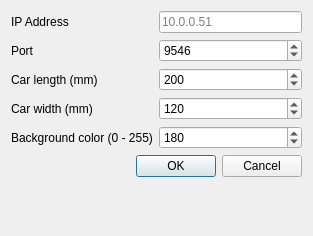
Old version of the form src/dialog_preferences.ui in the repository melegiul/adtf-remote.
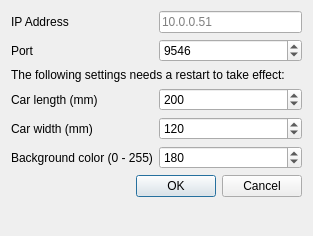
New version of the form.

Commit message: [ui] added restart notice

```diff
--- a/src/dialog_preferences.ui
+++ b/src/dialog_preferences.ui
@@ -51,7 +51,7 @@
      </property>
     </widget>
    </item>
-   <item row="5" column="0" colspan="2">
+   <item row="6" column="0" colspan="2">
     <widget class="QDialogButtonBox" name="bb">
      <property name="orientation">
       <enum>Qt::Horizontal</enum>
@@ -64,14 +64,14 @@
      </property>
     </widget>
    </item>
-   <item row="2" column="0">
+   <item row="3" column="0">
     <widget class="QLabel" name="lb_car_length">
      <property name="text">
       <string>Car length (mm)</string>
      </property>
     </widget>
    </item>
-   <item row="2" column="1">
+   <item row="3" column="1">
     <widget class="QSpinBox" name="sb_car_length">
      <property name="maximum">
       <number>45000</number>
@@ -81,21 +81,21 @@
      </property>
     </widget>
    </item>
-   <item row="3" column="0">
+   <item row="4" column="0">
     <widget class="QLabel" name="lb_car_width">
      <property name="text">
       <string>Car width (mm)</string>
      </property>
     </widget>
    </item>
-   <item row="4" column="0">
+   <item row="5" column="0">
     <widget class="QLabel" name="lb_background">
      <property name="text">
       <string>Background color (0 - 255)</string>
      </property>
     </widget>
    </item>
-   <item row="4" column="1">
+   <item row="5" column="1">
     <widget class="QSpinBox" name="sb_background">
      <property name="maximum">
       <number>255</number>
@@ -105,7 +105,7 @@
      </property>
     </widget>
    </item>
-   <item row="3" column="1">
+   <item row="4" column="1">
     <widget class="QSpinBox" name="sb_car_width">
      <property name="maximum">
       <number>5000</number>
@@ -115,6 +115,13 @@
      </property>
     </widget>
    </item>
+   <item row="2" column="0" colspan="2">
+    <widget class="QLabel" name="label">
+     <property name="text">
+      <string>The following settings needs a restart to take effect:</string>
+     </property>
+    </widget>
+   </item>
   </layout>
  </widget>
  <tabstops>
```
